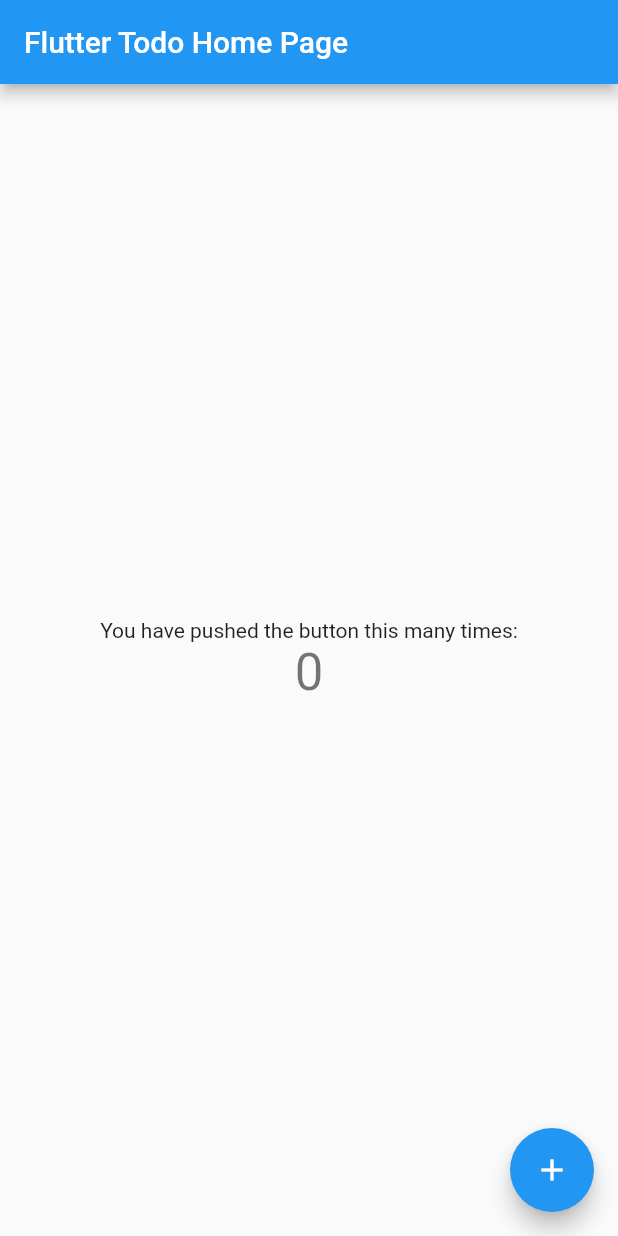
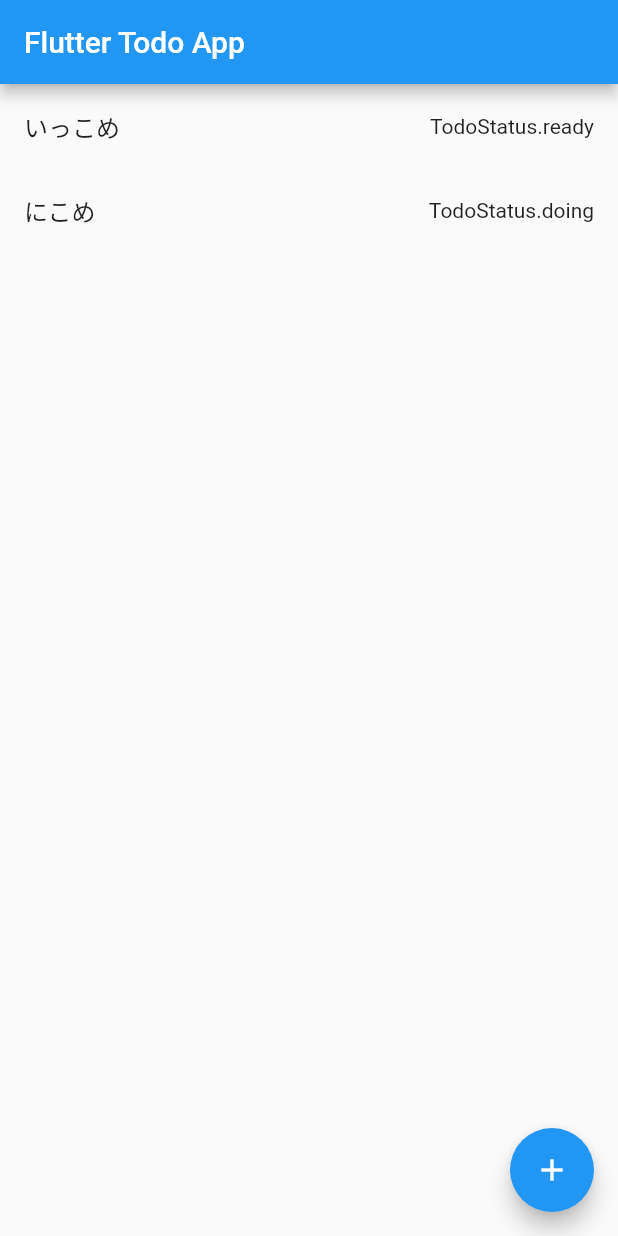
Before and after one commit to murakamiii/flutterTodo, a Flutter app: the screen it shows after launch, on a phone screen of 412 x 824 dp. Run offline on Flutter 3.47's test engine with Material 2 defaults, Android fonts, the phone set to English and light mode, and no system bars.

Commit message:
リスト表示

```diff
--- a/lib/main.dart
+++ b/lib/main.dart
@@ -11,7 +11,7 @@ class MyApp extends StatelessWidget {
       theme: ThemeData(
         primarySwatch: Colors.blue,
       ),
-      home: MyHomePage(title: 'Flutter Todo Home Page'),
+      home: MyHomePage(title: 'Flutter Todo App'),
     );
   }
 }
@@ -25,14 +25,25 @@ class MyHomePage extends StatefulWidget {
   _MyHomePageState createState() => _MyHomePageState();
 }
 
+enum TodoStatus { ready, doing, done }
+
+class TodoItem extends Object {
+  final int id;
+  final String title;
+  final TodoStatus status;
+
+//  TodoItem({this.id, this.title, this.status});
+  TodoItem(this.id, this.title, this.status);
+}
+
 class _MyHomePageState extends State<MyHomePage> {
   int _counter = 0;
+  List<TodoItem> _todoItems = [
+    new TodoItem(1, 'いっこめ', TodoStatus.ready),
+    new TodoItem(1, 'にこめ', TodoStatus.doing)
+  ];
 
-  void _incrementCounter() {
-    setState(() {
-      _counter++;
-    });
-  }
+  // TODO: リストを取得する処理
 
   @override
   Widget build(BuildContext context) {
@@ -40,22 +51,19 @@ class _MyHomePageState extends State<MyHomePage> {
       appBar: AppBar(
         title: Text(widget.title),
       ),
-      body: Center(
-        child: Column(
-          mainAxisAlignment: MainAxisAlignment.center,
-          children: <Widget>[
-            Text(
-              'You have pushed the button this many times:',
-            ),
-            Text(
-              '$_counter',
-              style: Theme.of(context).textTheme.display1,
-            ),
-          ],
+      body: new Scrollbar(
+        child: new ListView(
+          children: _todoItems.map((todoItem) {
+            return new ListTile(
+              title: new Text(todoItem.title),
+              trailing: new Text(todoItem.status.toString()),
+//              onTap: ,
+            );
+          }).toList(),
         ),
       ),
       floatingActionButton: FloatingActionButton(
-        onPressed: _incrementCounter,
+//        onPressed: _incrementCounter,
         tooltip: 'Increment',
         child: Icon(Icons.add),
       ), // This trailing comma makes auto-formatting nicer for build methods.
```
